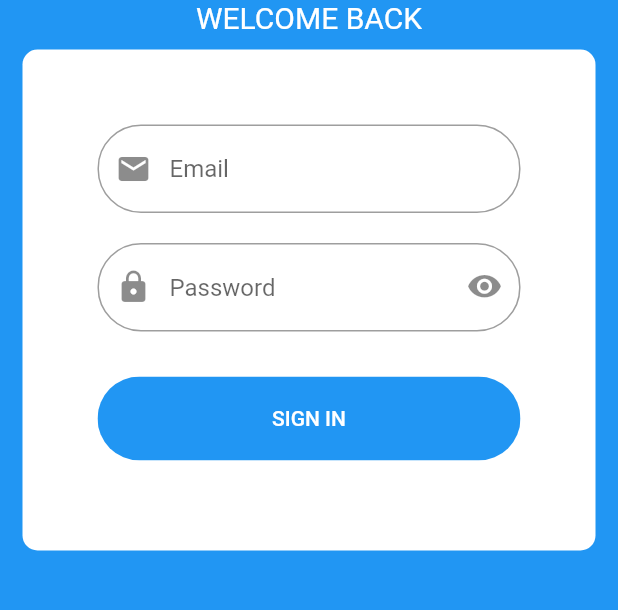
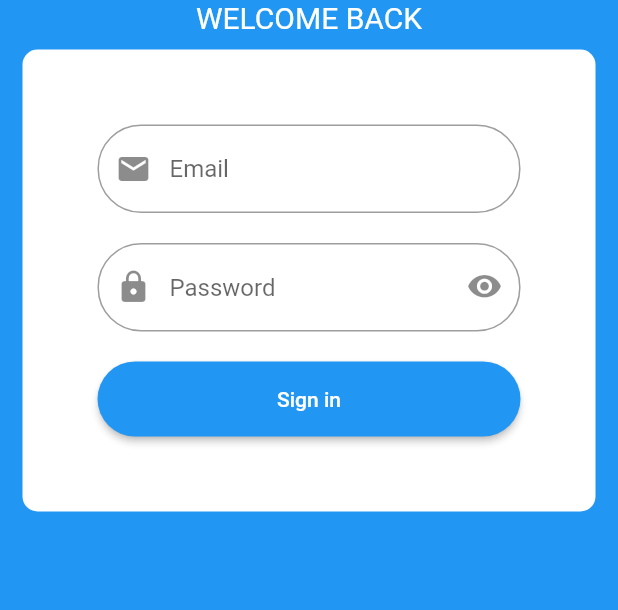
Before and after one commit to efe-egbevwie/BlueChat, a Flutter app: the screen it shows after launch, after a tap on "SIGN IN", on a phone screen of 412 x 824 dp, the part 225-835 px from its top. Run offline on Flutter 3.47's test engine with Material 2 defaults, Android fonts, the phone set to English and light mode, and no system bars; drawn by our look-alikes of streaming_shared_preferences; our stand-ins replace cloud_firestore, firebase_auth, firebase_core, firebase_storage, flushbar, flutter_svg and 3 more; accounts and stored records are empty.

Commit message:
Added LoginViewModel and navigation service and removed logic from login screen

```diff
--- a/lib/main.dart
+++ b/lib/main.dart
@@ -1,11 +1,14 @@
 import 'package:bluechat/routes.dart';
+import 'package:bluechat/services/navigation_service.dart';
 import 'package:bluechat/ui/wrapper.dart';
 import 'package:bluechat/service_locator.dart';
 import 'package:bluechat/services/auth.dart';
 import 'package:bluechat/services/auth_state.dart';
 import 'package:bluechat/services/shared_prefs.dart';
+import 'package:bluechat/view_models/login_view_model.dart';
 import 'package:firebase_core/firebase_core.dart';
 import 'package:flutter/material.dart';
+import 'package:get/get.dart';
 import 'package:provider/provider.dart';
 import 'package:streaming_shared_preferences/streaming_shared_preferences.dart';
 
@@ -30,12 +33,14 @@ class MyApp extends StatelessWidget {
     return MultiProvider(
       providers: [
         ChangeNotifierProvider(create: (context) => AuthService()),
+        ChangeNotifierProvider(create: (context) => LoginViewModel())
       ],
       child: PreferenceBuilder<String>(
         preference: authState.uid,
         builder: (context, snapshot) {
-          return MaterialApp(
+          return GetMaterialApp(
             title: 'BlueChat',
+            navigatorKey: locator<NavigationService>().navigationKey,
             theme: ThemeData(
               iconTheme: IconThemeData(color: Theme.of(context).accentColor),
               primarySwatch: Colors.blue,
--- a/lib/service_locator.dart
+++ b/lib/service_locator.dart
@@ -1,3 +1,5 @@
+import 'package:bluechat/services/auth.dart';
+import 'package:bluechat/services/navigation_service.dart';
 import 'package:bluechat/services/shared_prefs.dart';
 import 'package:get_it/get_it.dart';
 import 'package:streaming_shared_preferences/streaming_shared_preferences.dart';
@@ -8,6 +10,9 @@ void setupLocator() async{
   StreamingSharedPreferences prefs = await StreamingSharedPreferences.instance;
   locator.registerSingleton<StreamingSharedPreferences>(prefs);
   locator.registerSingleton<SharedPrefs>(SharedPrefs());
+  locator.registerLazySingleton(() => AuthService());
+  locator.registerLazySingleton(() => NavigationService());
+
 
 
 }
--- a/lib/ui/authenticate/login.dart
+++ b/lib/ui/authenticate/login.dart
@@ -1,10 +1,9 @@
+import 'package:bluechat/service_locator.dart';
 import 'package:bluechat/services/auth.dart';
+import 'package:bluechat/view_models/login_view_model.dart';
 import 'package:flutter/material.dart';
 import 'package:flutter_svg/svg.dart';
 import 'package:provider/provider.dart';
-
-import '../../routes.dart';
-import '../../widgets/widgets.dart';
 
 class SignInScreen extends StatefulWidget {
   const SignInScreen();
@@ -14,16 +13,30 @@ class SignInScreen extends StatefulWidget {
 }
 
 class _SignInScreenState extends State<SignInScreen> {
+  bool obscureText = true;
+  final _formKey = GlobalKey<FormState>();
+  final emailController = TextEditingController();
+  final passwordController = TextEditingController();
+
+  @override
+  void dispose() {
+    super.dispose();
+    emailController.dispose();
+    passwordController.dispose();
+  }
+
   @override
   Widget build(BuildContext context) {
+    final loginViewModel = Provider.of<LoginViewModel>(context);
+    Size size = MediaQuery.of(context).size;
+
     return Scaffold(
         body: Container(
       color: Theme.of(context).primaryColor,
       padding: EdgeInsets.fromLTRB(15, 0, 15, 0),
       height: double.infinity,
       child: SingleChildScrollView(
-          child: Column(
-            children: [
+        child: Column(children: [
           (SvgPicture.asset('assets/bluechat_logo.svg',
               height: 150, width: 200)),
           const Text("WELCOME BACK",
@@ -31,40 +44,80 @@ class _SignInScreenState extends State<SignInScreen> {
                 color: Colors.white,
                 fontSize: 20,
               )),
-              LoginAndSignUpWidget(
-                buttonText: 'SIGN IN',
-                routeToNavigate: RouteGenerator.homeScreen,
+          Container(
+              padding: EdgeInsets.symmetric(vertical: 50.0, horizontal: 50.0),
+              margin: EdgeInsets.symmetric(vertical: 10),
+              decoration: BoxDecoration(
+                borderRadius: BorderRadius.circular(10.0),
+                color: Colors.white,
+                ),
+            child: Form(
+              key: _formKey,
+              child: Column(
+                crossAxisAlignment: CrossAxisAlignment.start,
+                children: <Widget>[
+                  TextFormField(
+                    decoration: InputDecoration(
+                      prefixIcon: Icon(Icons.mail),
+                      hintText: 'Email',
+                      border: OutlineInputBorder(
+                          borderRadius: BorderRadius.circular(29)),
+                    ),
+                    validator: (val) =>
+                        val.isEmpty ? 'Please enter an email' : null,
+                    controller: emailController,
+                  ),
+                  SizedBox(height: 20),
+                  TextFormField(
+                    decoration: InputDecoration(
+                        prefixIcon: Icon(Icons.lock),
+                        suffixIcon: IconButton(
+                          icon: Icon(Icons.visibility_sharp),
                           onPressed: () {
+                            setState(() {
+                              obscureText = !obscureText;
+                            });
+                          },
+                        ),
+                        hintText: 'Password',
+                        border: OutlineInputBorder(
+                            borderRadius: BorderRadius.circular(29))),
+                    obscureText: obscureText,
+                    validator: (val) => val.length < 6
+                        ? 'Please input a password with 6 or more characters'
+                        : null,
+                    controller: passwordController,
+                  ),
+                  const SizedBox(height: 20),
+                  Row(mainAxisAlignment: MainAxisAlignment.center, children: [
+                    loginViewModel.isLoading
+                        ? CircularProgressIndicator()
+                        : Expanded(
+                          child: ElevatedButton(
+                              child: Text('Sign in'),
+                              style: ElevatedButton.styleFrom(
+                                  primary: Theme.of(context).primaryColor,
+                                  minimumSize: Size(size.width * 0.8, 50),
+                                  shape: RoundedRectangleBorder(
+                                      borderRadius: BorderRadius.circular(30))),
+                              onPressed: () {
+                                if (_formKey.currentState.validate()) {
                                   FocusScope.of(context).unfocus();
-                  loginSubmit();
+                                  loginViewModel.login(
+                                      email: emailController.text.trim(),
+                                      password: passwordController.text.trim());
+                                }
                               },
-              )
+                            ),
+                        ),
+                  ]),
                 ],
               ),
             ),
           ),
-    );
+        ]),
+      ),
+    ));
   }
 
-  void loginSubmit() async {
-    final authService = Provider.of<AuthService>(context, listen: false);
-
-    setState(() {
-      authService.isLoading = true;
-    });
-    dynamic result = await authService.signInWithEmailAndPassword(
-        authService.email, authService.password);
-    // if (result != null) {
-    //   Navigator.of(context).pushReplacementNamed(RouteGenerator.homeScreen);
-    // } else {
-    //   Flushbar(
-    //     message: authService.authErrorMessage,
-    //     backgroundColor: Colors.red,
-    //     duration: Duration(seconds: 3),
-    //   )..show(context);
-    // }
-    authService.isLoading = false;
-    setState(() {});
-    Navigator.of(context).pop();
 }
-}
--- /dev/null
+++ b/lib/view_models/base_model.dart
@@ -0,0 +1,12 @@
+import 'package:flutter/cupertino.dart';
+
+class BaseModel extends ChangeNotifier {
+  bool _isLoading = false;
+
+  bool get isLoading => _isLoading;
+
+  void setLoading(bool value) {
+    _isLoading = value;
+    notifyListeners();
+  }
+}
--- a/lib/view_models/login_view_model.dart
+++ b/lib/view_models/login_view_model.dart
@@ -0,0 +1,40 @@
+import 'package:bluechat/service_locator.dart';
+import 'package:bluechat/services/auth.dart';
+import 'package:bluechat/services/navigation_service.dart';
+import 'package:bluechat/view_models/base_model.dart';
+import 'package:flutter/foundation.dart';
+import 'package:flutter/material.dart';
+import 'package:get/get.dart';
+
+class LoginViewModel extends BaseModel {
+  var authService = locator<AuthService>();
+  final NavigationService _navigationService = locator<NavigationService>();
+
+  String email;
+  String password;
+
+  Future login({@required String email, @required String password}) async {
+    setLoading(true);
+
+    dynamic result = await authService.signInWithEmailAndPassword(email, password);
+    setLoading(false);
+
+    if (result == null) {
+      _showErrorSnackBar(authService.authErrorMessage);
+      setLoading(false);
+    }else{
+      _navigationService.pop();
+    }
+
+  }
+
+
+  void _showErrorSnackBar(String message) {
+    Get.snackbar(
+        'Error',
+        message,
+        backgroundColor: Colors.red,
+        colorText: Colors.white
+    );
+  }
+}
```
Also changed, not shown: lib/services/navigation_service.dart (+26 -0 lines), lib/widgets/widgets.dart (+11 -5 lines), pubspec.yaml (+0 -8 lines). Lines whose indentation alone changed are shown as unchanged.
